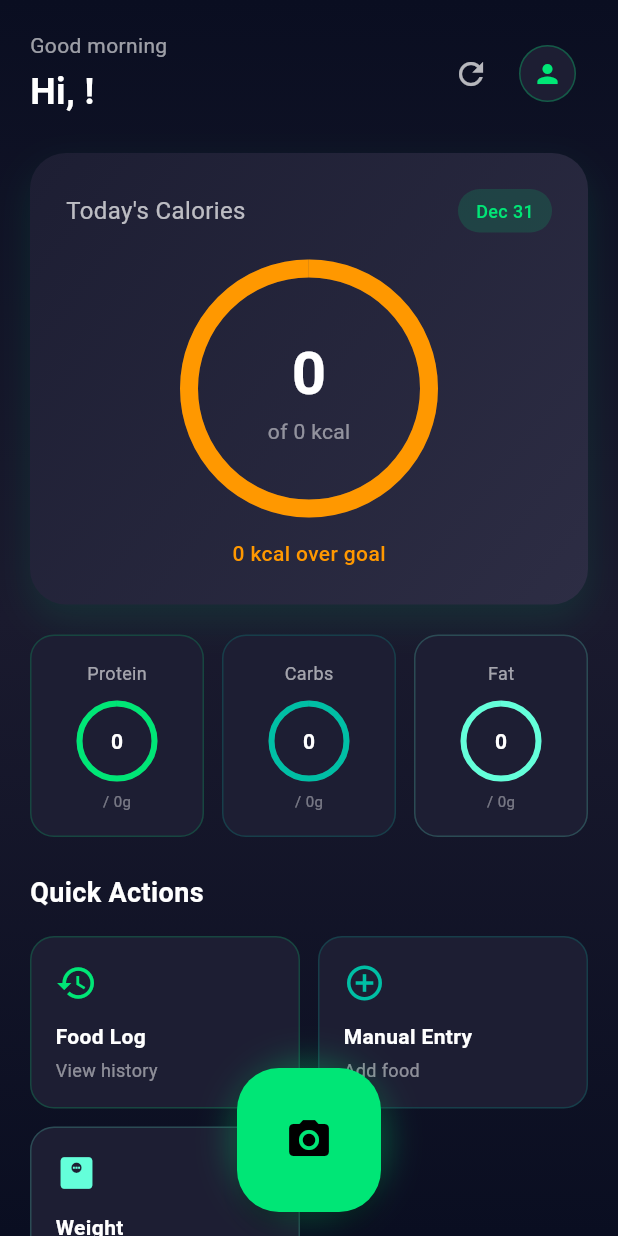
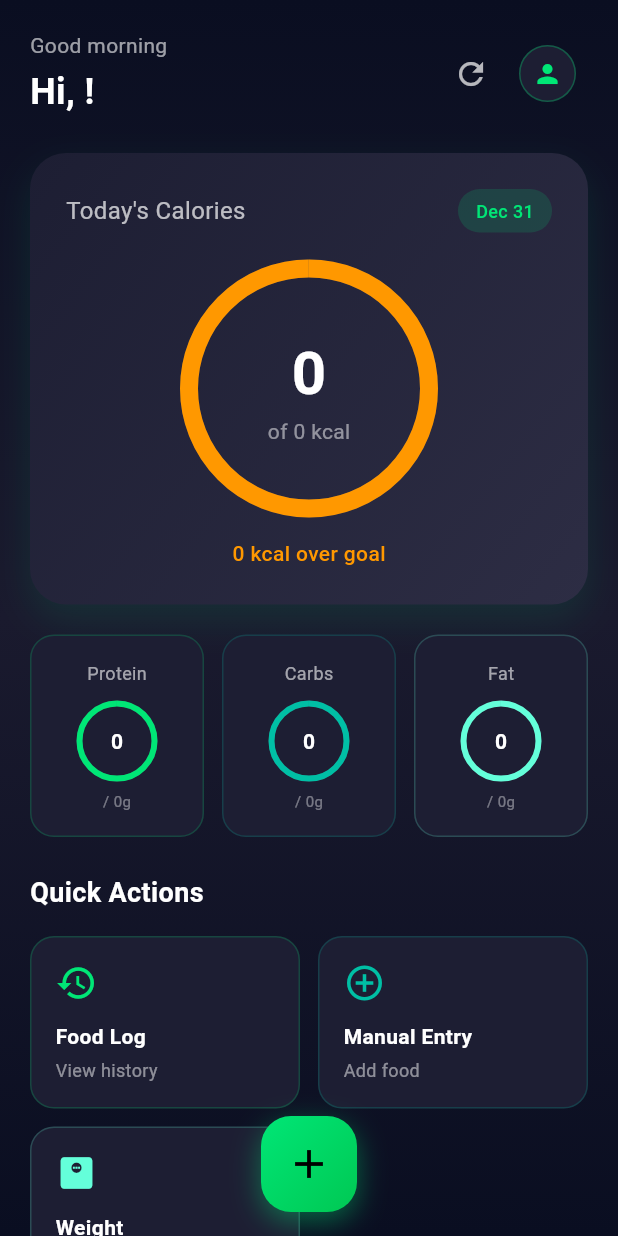
Before and after one commit to Atom5355/caltrac, a Flutter app: the HomePage screen opened directly, on a phone screen of 412 x 824 dp. Run offline on Flutter 3.47's test engine with Material 3 defaults, Android fonts, the phone set to English and light mode, and no system bars; our stand-ins replace dio, fl_chart, flutter_local_notifications, flutter_markdown, flutter_secure_storage, image_picker and 6 more; accounts and stored records are empty; network calls fail.

Commit message:
v1.0.8: Add icon update, Gemini 3 Flash, enhanced reasoning, manual analyze

```diff
--- a/lib/pages/camera_page.dart
+++ b/lib/pages/camera_page.dart
@@ -60,7 +60,6 @@ class _CameraPageState extends State<CameraPage> with TickerProviderStateMixin {
           _analysis = null;
           _error = null;
         });
-        await _analyzeImage();
       }
     } catch (e) {
       setState(() => _error = 'Failed to pick image: $e');
--- a/lib/pages/home_page.dart
+++ b/lib/pages/home_page.dart
@@ -748,19 +748,8 @@ class _HomePageState extends State<HomePage> with TickerProviderStateMixin {
   }
 
   Widget _buildCameraFAB() {
-    return Container(
-      decoration: BoxDecoration(
-        shape: BoxShape.circle,
-        boxShadow: [
-          BoxShadow(
-            color: const Color(0xFF00E676).withOpacity(0.4),
-            blurRadius: 20,
-            spreadRadius: 2,
-          ),
-        ],
-      ),
-      child: FloatingActionButton.large(
-        onPressed: () async {
+    return GestureDetector(
+      onTap: () async {
         final result = await Navigator.push(
           context,
           MaterialPageRoute(builder: (_) => const CameraPage()),
@@ -769,8 +758,25 @@ class _HomePageState extends State<HomePage> with TickerProviderStateMixin {
           _loadData();
         }
       },
-        backgroundColor: const Color(0xFF00E676),
-        child: const Icon(Icons.camera_alt, color: Colors.black, size: 32),
+      child: Container(
+        width: 64,
+        height: 64,
+        decoration: BoxDecoration(
+          gradient: const LinearGradient(
+            begin: Alignment.topLeft,
+            end: Alignment.bottomRight,
+            colors: [Color(0xFF00E676), Color(0xFF00C853)],
+          ),
+          borderRadius: BorderRadius.circular(20),
+          boxShadow: [
+            BoxShadow(
+              color: const Color(0xFF00E676).withOpacity(0.4),
+              blurRadius: 16,
+              offset: const Offset(0, 6),
+            ),
+          ],
+        ),
+        child: const Icon(Icons.add, color: Colors.black, size: 32),
       ),
     );
   }
--- a/pubspec.yaml
+++ b/pubspec.yaml
@@ -16,7 +16,7 @@ publish_to: 'none' # Remove this line if you wish to publish to pub.dev
 # https://developer.apple.com/library/archive/documentation/General/Reference/InfoPlistKeyReference/Articles/CoreFoundationKeys.html
 # In Windows, build-name is used as the major, minor, and patch parts
 # of the product and file versions while build-number is used as the build suffix.
-version: 1.0.7+8
+version: 1.0.8+9
 
 environment:
   sdk: ^3.10.4
```
Also changed, not shown: 1 other file. Lines whose indentation alone changed are shown as unchanged.
